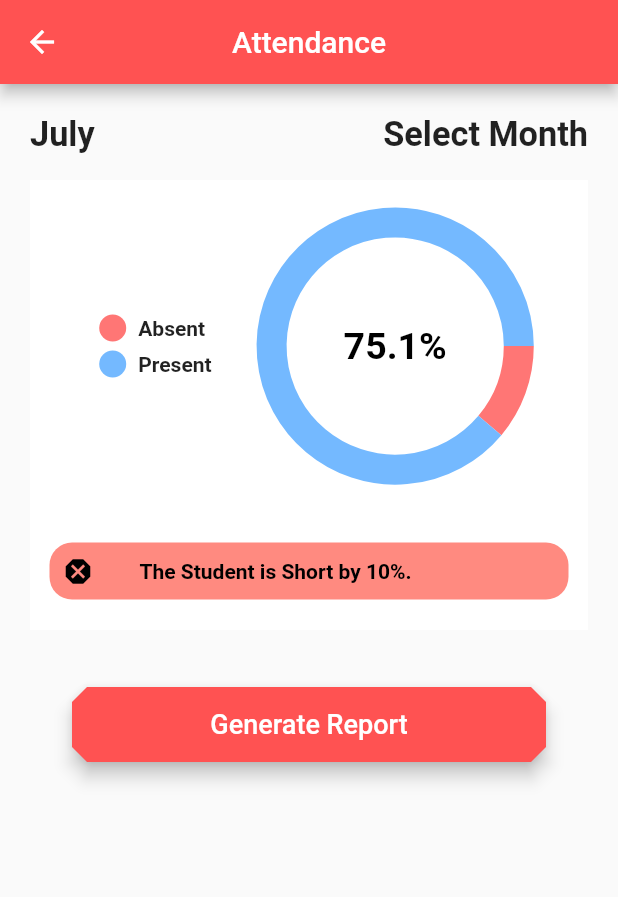
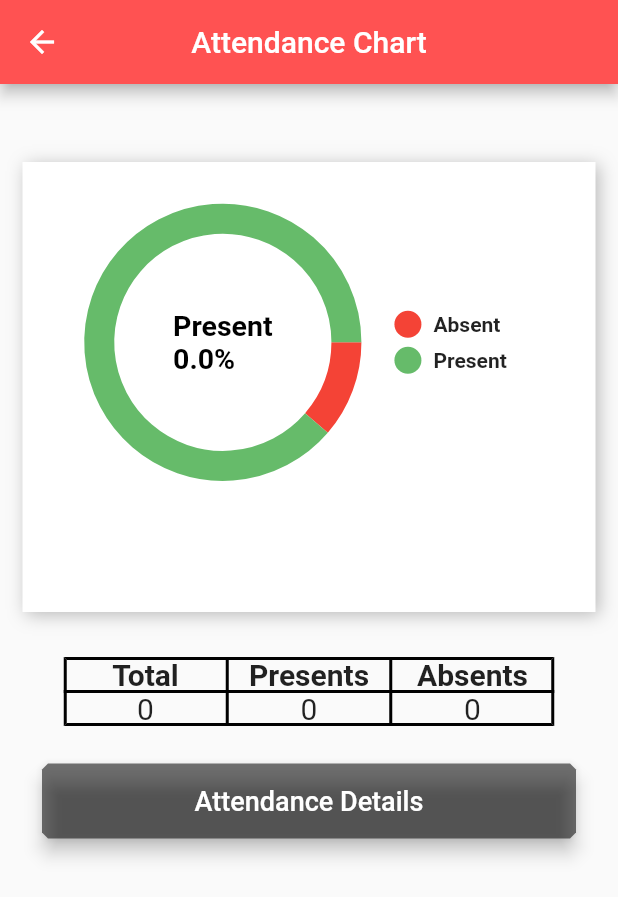
Before and after one commit to affan3699/Assantendance, a Flutter app: the AdminStudentProfile screen opened directly with empty values, after a tap on "View Attendance", on a phone screen of 412 x 824 dp. Shown: the top 897 px of the screen. Run offline on Flutter 3.47's test engine with Material 2 defaults, Android fonts, the phone set to English and light mode, and no system bars; drawn by our look-alikes of pie_chart; our stand-ins replace cached_network_image, device_info_plus, firebase_auth, firebase_core, firebase_database, firebase_storage and 8 more; missing offline and left inert: get_mac, month_year_picker; accounts and stored records are empty; network calls fail.

Commit message:
Add Attendance Chart

```diff
--- a/lib/Screens/AdminStudentProfile.dart
+++ b/lib/Screens/AdminStudentProfile.dart
@@ -1,3 +1,4 @@
+import 'package:assantendance/Screens/AdminViewAttendanceChart.dart';
 import 'package:assantendance/widgets/Card_Info.dart';
 import 'package:flutter/material.dart';
 import 'package:firebase_database/firebase_database.dart';
@@ -89,7 +90,7 @@ class _AdminStudentProfile extends State<AdminStudentProfile> {
                         context,
                         MaterialPageRoute(
                             builder: (context) =>
-                                AdminViewAttendance(widget.mac)));
+                                AdminViewAttendanceChart(widget.mac)));
                   },
                   style: ElevatedButton.styleFrom(
                     primary: Colors.black54,
--- a/lib/Screens/AdminViewAttendance.dart
+++ b/lib/Screens/AdminViewAttendance.dart
@@ -29,10 +29,7 @@ class _AdminViewAttendance extends State<AdminViewAttendance> {
   List<String> checkIn = <String>[];
   List<String> checkOut = <String>[];
   bool flag = true;
-  Map<String, double> dataMap = {
-    "Absent": 10,
-    "Present": 80,
-  };
+  Map<String, double> dataMap = {};
 
   @override
   void initState() {
@@ -41,6 +38,8 @@ class _AdminViewAttendance extends State<AdminViewAttendance> {
     getData().whenComplete(() => setState(() {
           flag = false;
         }));
+    dataMap['Absent'] = 80.0;
+    dataMap['Present'] = 20.0;
   }
 
   @override
@@ -90,73 +89,6 @@ class _AdminViewAttendance extends State<AdminViewAttendance> {
                       ),
                     ],
                   ),
-                  Container(
-                    color: Colors.white,
-                    height: 300,
-                    child: Column(
-                      mainAxisAlignment: MainAxisAlignment.spaceAround,
-                      children: [
-                        PieChart(
-                          dataMap: dataMap,
-                          animationDuration: Duration(milliseconds: 900),
-                          chartLegendSpacing: 32,
-                          chartRadius: MediaQuery.of(context).size.width / 2.5,
-                          initialAngleInDegree: 0,
-                          chartType: ChartType.ring,
-                          centerText: '75.1%',
-                          centerTextStyle: TextStyle(
-                              color: Colors.black,
-                              fontWeight: FontWeight.bold,
-                              fontSize: 25.0),
-                          legendOptions: LegendOptions(
-                            showLegendsInRow: false,
-                            legendPosition: LegendPosition.left,
-                            showLegends: true,
-                            legendTextStyle: TextStyle(
-                              fontWeight: FontWeight.bold,
-                            ),
-                          ),
-                          chartValuesOptions: ChartValuesOptions(
-                            showChartValueBackground: false,
-                            showChartValues: false,
-                            showChartValuesInPercentage: false,
-                            showChartValuesOutside: true,
-                            decimalPlaces: 1,
-                          ),
-                        ),
-                        Container(
-                          margin: const EdgeInsets.symmetric(horizontal: 13),
-                          padding: const EdgeInsets.all(8.0),
-                          decoration: BoxDecoration(
-                            borderRadius: BorderRadius.circular(15.0),
-                            color: Colors.redAccent.shade100,
-                          ),
-                          child: Row(
-                            mainAxisAlignment: MainAxisAlignment.spaceAround,
-                            children: [
-                              Icon(
-                                Icons.dangerous,
-                                color: Colors.black,
-                                size: 22,
-                              ),
-                              SizedBox(
-                                width: 30,
-                              ),
-                              Expanded(
-                                child: Text("The Student is Short by 10%.",
-                                    style: TextStyle(
-                                      fontFamily: 'Roboto',
-                                      color: Colors.black,
-                                      fontWeight: FontWeight.bold,
-                                    )),
-                              ),
-                            ],
-                          ),
-                        )
-                      ],
-                    ),
-                  ),
-                  SizedBox(height: 20.0),
                   FirebaseAnimatedList(
                     key: _key,
                     physics: BouncingScrollPhysics(),
@@ -173,6 +105,7 @@ class _AdminViewAttendance extends State<AdminViewAttendance> {
                         checkIn.add(data['CheckIn']);
                         checkOut.add(data['CheckOut']);
                       }
+
                       //print(getMonth);
                       //print(data);
                       //print(macAddress1);
@@ -280,14 +213,13 @@ class _AdminViewAttendance extends State<AdminViewAttendance> {
                     child: ElevatedButton(
                       onPressed: () {
                         generateReport();
-                        print('Total = ' + dates.length.toString());
                       },
                       style: ElevatedButton.styleFrom(
                         primary: Colors.redAccent,
                         elevation: 5.0,
                         shape: const BeveledRectangleBorder(
                             borderRadius:
-                                BorderRadius.all(Radius.circular(10.0))),
+                                BorderRadius.all(Radius.circular(6.0))),
                         minimumSize: Size.fromHeight(50.0),
                       ),
                       child: Text(
--- /dev/null
+++ b/lib/Screens/AdminViewAttendanceChart.dart
@@ -0,0 +1,257 @@
+import 'package:firebase_database/firebase_database.dart';
+import 'package:flutter/material.dart';
+import 'package:pie_chart/pie_chart.dart';
+
+import 'AdminViewAttendance.dart';
+
+class AdminViewAttendanceChart extends StatefulWidget {
+  String mac;
+
+  AdminViewAttendanceChart(this.mac);
+
+  @override
+  State<AdminViewAttendanceChart> createState() =>
+      _AdminViewAttendanceChartState();
+}
+
+class _AdminViewAttendanceChartState extends State<AdminViewAttendanceChart> {
+  Map<String, double> dataMap = {'Absent': 10.1, 'Present': 79.1};
+  late DatabaseReference ref;
+  String macAddress = "", name = "";
+  double present = 0, absent = 0, percentage = 0, short = 0;
+  bool visible = false;
+  List attendanceData = [];
+
+  @override
+  void initState() {
+    super.initState();
+    getAttendanceData().whenComplete(() => setState(() {}));
+    ;
+  }
+
+  @override
+  Widget build(BuildContext context) {
+    return SafeArea(
+      child: Scaffold(
+        appBar: AppBar(
+          title: Text('Attendance Chart'),
+          centerTitle: true,
+          backgroundColor: Colors.redAccent,
+        ),
+        body: Column(
+          children: [
+            Container(
+              margin: EdgeInsets.only(top: 10.0),
+              child: Text(
+                name,
+                style: TextStyle(
+                  color: Colors.black,
+                  fontSize: MediaQuery.of(context).size.width / 18,
+                  fontWeight: FontWeight.bold,
+                ),
+              ),
+            ),
+            Container(
+              margin: EdgeInsets.all(15.0),
+              decoration: BoxDecoration(
+                color: Colors.white,
+                boxShadow: [
+                  BoxShadow(
+                    color: Colors.black26,
+                    blurRadius: 9.0,
+                    offset: Offset(2, 2),
+                  ),
+                ],
+              ),
+              height: 300,
+              child: Column(
+                mainAxisAlignment: MainAxisAlignment.spaceAround,
+                children: [
+                  PieChart(
+                    dataMap: dataMap,
+                    animationDuration: Duration(milliseconds: 900),
+                    chartLegendSpacing: 32,
+                    chartRadius: MediaQuery.of(context).size.width / 2.5,
+                    initialAngleInDegree: 0,
+                    chartType: ChartType.ring,
+                    colorList: [Colors.red, Colors.green.shade400],
+                    centerText: 'Present\n' +
+                        percentage.roundToDouble().toString() +
+                        '%',
+                    centerTextStyle: TextStyle(
+                        color: Colors.black,
+                        fontWeight: FontWeight.bold,
+                        fontSize: 19.0),
+                    legendOptions: LegendOptions(
+                      showLegendsInRow: false,
+                      legendPosition: LegendPosition.right,
+                      showLegends: true,
+                      legendTextStyle: TextStyle(
+                        fontWeight: FontWeight.bold,
+                      ),
+                    ),
+                    chartValuesOptions: ChartValuesOptions(
+                      showChartValueBackground: false,
+                      showChartValues: false,
+                      showChartValuesInPercentage: false,
+                      showChartValuesOutside: true,
+                      decimalPlaces: 1,
+                    ),
+                  ),
+                  Visibility(
+                    visible: visible,
+                    child: Container(
+                      margin: const EdgeInsets.symmetric(horizontal: 13),
+                      padding: const EdgeInsets.all(8.0),
+                      decoration: BoxDecoration(
+                        borderRadius: BorderRadius.circular(15.0),
+                        color: Colors.yellow.shade300,
+                      ),
+                      child: Row(
+                        mainAxisAlignment: MainAxisAlignment.spaceAround,
+                        children: [
+                          Icon(
+                            Icons.dangerous,
+                            color: Colors.black,
+                            size: 22,
+                          ),
+                          SizedBox(
+                            width: 30,
+                          ),
+                          Expanded(
+                            child: Text(
+                              "The Student is Short by $short%.",
+                              style: TextStyle(
+                                fontFamily: 'Roboto',
+                                color: Colors.black,
+                                fontWeight: FontWeight.bold,
+                              ),
+                            ),
+                          ),
+                        ],
+                      ),
+                    ),
+                  )
+                ],
+              ),
+            ),
+            Container(
+              margin: EdgeInsets.all(15.0),
+              child: Table(
+                defaultColumnWidth: FixedColumnWidth(109),
+                border: TableBorder.all(
+                  color: Colors.black,
+                  style: BorderStyle.solid,
+                  width: 2,
+                ),
+                children: [
+                  TableRow(
+                    children: [
+                      Column(children: [
+                        Text('Total',
+                            style: TextStyle(
+                                fontSize: 20.0, fontWeight: FontWeight.bold))
+                      ]),
+                      Column(children: [
+                        Text('Presents',
+                            style: TextStyle(
+                                fontSize: 20.0, fontWeight: FontWeight.bold))
+                      ]),
+                      Column(
+                        children: [
+                          Text(
+                            'Absents',
+                            style: TextStyle(
+                                fontSize: 20.0, fontWeight: FontWeight.bold),
+                          )
+                        ],
+                      ),
+                    ],
+                  ),
+                  TableRow(children: [
+                    Column(children: [
+                      Text(
+                        attendanceData.length.toString(),
+                        style: TextStyle(fontSize: 20.0),
+                      )
+                    ]),
+                    Column(children: [
+                      Text(present.toStringAsFixed(0),
+                          style: TextStyle(fontSize: 20.0))
+                    ]),
+                    Column(children: [
+                      Text(absent.toStringAsFixed(0),
+                          style: TextStyle(fontSize: 20.0))
+                    ]),
+                  ]),
+                ],
+              ),
+            ),
+            Container(
+              padding: EdgeInsets.symmetric(horizontal: 28),
+              margin: EdgeInsets.only(top: 10.0),
+              child: ElevatedButton(
+                onPressed: () {
+                  Navigator.push(
+                      context,
+                      MaterialPageRoute(
+                          builder: (context) =>
+                              AdminViewAttendance(widget.mac)));
+                },
+                style: ElevatedButton.styleFrom(
+                  primary: Colors.black54,
+                  elevation: 5.0,
+                  shape: const BeveledRectangleBorder(
+                      borderRadius: BorderRadius.all(Radius.circular(4.0))),
+                  minimumSize: Size.fromHeight(50.0),
+                ),
+                child: Text(
+                  "Attendance Details",
+                  style: TextStyle(
+                    color: Colors.white,
+                    fontSize: 18,
+                  ),
+                ),
+              ),
+            )
+          ],
+        ),
+      ),
+    );
+  }
+
+  Future<void> getAttendanceData() async {
+    macAddress = widget.mac;
+    ref = FirebaseDatabase.instance.ref('$macAddress');
+    final snapshot = await ref.get();
+    final data = snapshot.value as dynamic;
+    name = data['Name'];
+    attendanceData = snapshot.child('Attendance').children.toList()
+        as dynamic; // Attendance data
+
+    for (int i = 0; i < attendanceData.length; i++) {
+      if (attendanceData[i].child('CheckOut').value == 'Leave') {
+        print(attendanceData[i].key);
+        absent = absent + 1.0;
+      } else {
+        present = present + 1.0;
+      }
+    }
+
+    print('Present = ' + present.toString());
+    print('Absent = ' + absent.toString());
+
+    dataMap['Present'] = present;
+    dataMap['Absent'] = absent;
+
+    percentage = (present / attendanceData.length) * 100;
+    //percentage = 55.0;
+
+    if (percentage < 75.0) {
+      short = 75.0 - percentage;
+      setState(() {
+        visible = true;
+      });
+    }
+  }
+}
```
